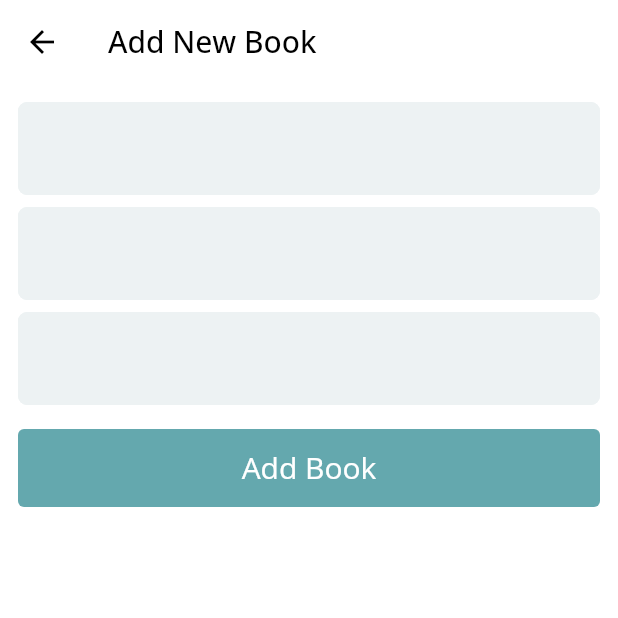
After one commit to arpit-d/book_trakr, a Flutter app: the AddBookView screen opened directly, after a tap on "Add Book", on a phone screen of 412 x 824 dp, the top half of it. The commit adds this screen. Run offline on Flutter 3.47's test engine with Material 2 defaults, Android fonts, the phone set to English and light mode, and no system bars; our stand-ins replace bloc, cloud_firestore, equatable, firebase_auth, firebase_core, flutter_bloc and 4 more; missing offline and left inert: flow_builder; accounts and stored records are empty.

Commit message:
linked adding books manually to firebase DB

```diff
--- /dev/null
+++ b/lib/data/provider/firebase_db_client.dart
@@ -0,0 +1,11 @@
+import 'package:book_tracker/features/edit_book/model/book_model.dart';
+import 'package:cloud_firestore/cloud_firestore.dart';
+
+import '../../features/edit_book/model/book_model.dart';
+
+class FirebaseDbClient {
+  final FirebaseFirestore _firebaseDatabase = FirebaseFirestore.instance;
+
+  Future<void> addBook(BookModel book) =>
+      _firebaseDatabase.collection('BooksList').add(book.toMap());
+}
--- a/lib/data/repository/database_repository.dart
+++ /dev/null
@@ -1,7 +0,0 @@
-import 'package:cloud_firestore/cloud_firestore.dart';
-
-class DatabaseRepository {
-  final FirebaseFirestore _firebaseDatabase;
-
-  DatabaseRepository(this._firebaseDatabase);
-}
--- /dev/null
+++ b/lib/features/edit_book/bloc/edit_book_bloc.dart
@@ -0,0 +1,36 @@
+import 'package:bloc/bloc.dart';
+import 'package:book_tracker/features/edit_book/model/book_model.dart';
+import 'package:book_tracker/features/edit_book/repository/book_repository.dart';
+import 'package:equatable/equatable.dart';
+
+part 'edit_book_event.dart';
+part 'edit_book_state.dart';
+
+class EditBookBloc extends Bloc<EditBookEvent, EditBookState> {
+  final BookRepository _bookRepository;
+
+  EditBookBloc({required BookRepository bookRepository})
+      : _bookRepository = bookRepository,
+        super(const EditBookState(title: '', authors: '')) {
+    on<EditBookTitleChanged>(_onTitleChanged);
+    on<EditBookAuthorsChanged>(_onBookAuthorsChanged);
+    on<EditBookSubmitted>(_onBookSubmitted);
+  }
+  void _onTitleChanged(
+      EditBookTitleChanged event, Emitter<EditBookState> emit) {
+    emit(state.copyWith(title: event.title));
+  }
+
+  void _onBookAuthorsChanged(
+      EditBookAuthorsChanged event, Emitter<EditBookState> emit) {
+    emit(state.copyWith(authors: event.authors));
+  }
+
+  Future<void> _onBookSubmitted(
+      EditBookSubmitted event, Emitter<EditBookState> emit) async {
+    try {
+      _bookRepository
+          .addBook(BookModel(title: state.title, authors: state.authors));
+    } catch (e) {}
+  }
+}
--- /dev/null
+++ b/lib/features/edit_book/bloc/edit_book_event.dart
@@ -0,0 +1,32 @@
+part of 'edit_book_bloc.dart';
+
+abstract class EditBookEvent extends Equatable {
+  const EditBookEvent();
+
+  @override
+  List<Object> get props => [];
+}
+
+class EditBookTitleChanged extends EditBookEvent {
+  final String title;
+
+  const EditBookTitleChanged(this.title);
+
+  @override
+  List<Object> get props => [title];
+}
+
+class EditBookAuthorsChanged extends EditBookEvent {
+  final String authors;
+
+  const EditBookAuthorsChanged(this.authors);
+
+  @override
+  List<Object> get props => [authors];
+}
+
+class EditBookSubmitted extends EditBookEvent {
+  const EditBookSubmitted();
+  @override
+  List<Object> get props => [];
+}
--- /dev/null
+++ b/lib/features/edit_book/bloc/edit_book_state.dart
@@ -0,0 +1,23 @@
+part of 'edit_book_bloc.dart';
+
+class EditBookState extends Equatable {
+  final String title;
+  final String authors;
+
+  const EditBookState({
+    required this.title,
+    required this.authors,
+  });
+  @override
+  List<Object?> get props => [title, authors];
+
+  EditBookState copyWith({
+    String? title,
+    String? authors,
+  }) {
+    return EditBookState(
+      title: title ?? this.title,
+      authors: authors ?? this.authors,
+    );
+  }
+}
--- /dev/null
+++ b/lib/features/edit_book/model/book_model.dart
@@ -0,0 +1,76 @@
+// ignore_for_file: public_member_api_docs, sort_constructors_first
+// To parse this JSON data, do
+//
+//     final bookModel = bookModelFromJson(jsonString);
+
+import 'dart:convert';
+
+import 'package:equatable/equatable.dart';
+
+class BookModel extends Equatable {
+  final String? id;
+  final String title;
+  final String authors;
+  final String? key;
+
+  const BookModel({
+    this.id,
+    required this.title,
+    required this.authors,
+    this.key,
+  });
+
+  // factory BookModel.fromJson(Map<String, dynamic> json) => BookModel(
+  //       title: json["title"],
+  //       authors: json["authors"],
+  //       key: json["key"],
+  //     );
+
+  // Map<String, dynamic> toJson() => {
+  //       "title": title,
+  //       "authors": authors,
+  //       "key": key,
+  //     };
+
+  BookModel copyWith({
+    String? id,
+    String? title,
+    String? authors,
+    String? key,
+  }) {
+    return BookModel(
+      id: id ?? this.id,
+      title: title ?? this.title,
+      authors: authors ?? this.authors,
+      key: key ?? this.key,
+    );
+  }
+
+  Map<String, dynamic> toMap() {
+    return <String, dynamic>{
+      'title': title,
+      'authors': authors,
+      'key': key,
+    };
+  }
+
+  factory BookModel.fromMap(Map<String, dynamic> map) {
+    return BookModel(
+      id: map['id'] as String,
+      title: map['title'] as String,
+      authors: map['authors'] as String,
+      key: map['key'] != null ? map['key'] as String : null,
+    );
+  }
+
+  String toJson() => json.encode(toMap());
+
+  factory BookModel.fromJson(String source) =>
+      BookModel.fromMap(json.decode(source) as Map<String, dynamic>);
+
+  @override
+  bool get stringify => true;
+
+  @override
+  List<Object> get props => [title, authors];
+}
--- /dev/null
+++ b/lib/features/edit_book/repository/book_repository.dart
@@ -0,0 +1,13 @@
+import 'package:book_tracker/data/provider/firebase_db_client.dart';
+import 'dart:async';
+
+import '../model/book_model.dart';
+
+class BookRepository {
+  final FirebaseDbClient _firebaseDbClient;
+
+  BookRepository({FirebaseDbClient? firebaseDbClient})
+      : _firebaseDbClient = firebaseDbClient ?? FirebaseDbClient();
+
+  Future<void> addBook(BookModel book) => _firebaseDbClient.addBook(book);
+}
--- /dev/null
+++ b/lib/features/edit_book/view/add_book/add_book_form.dart
@@ -0,0 +1,44 @@
+import 'package:book_tracker/app/core/gaps.dart';
+import 'package:book_tracker/features/widgets/square_button.dart';
+import 'package:flutter/material.dart';
+import 'package:flutter_bloc/flutter_bloc.dart';
+
+import '../../bloc/edit_book_bloc.dart';
+
+class AddBookForm extends StatelessWidget {
+  const AddBookForm({Key? key}) : super(key: key);
+  static final _formKey = GlobalKey<FormState>();
+
+  @override
+  Widget build(BuildContext context) {
+    return BlocBuilder<EditBookBloc, EditBookState>(
+      builder: (context, state) {
+        return Form(
+          key: _formKey,
+          child: Column(
+            children: [
+              TextFormField(
+                onChanged: (val) => BlocProvider.of<EditBookBloc>(context)
+                    .add(EditBookTitleChanged(val)),
+              ),
+              gapH8,
+              TextFormField(
+                onChanged: (val) => BlocProvider.of<EditBookBloc>(context)
+                    .add(EditBookAuthorsChanged(val)),
+              ),
+              gapH8,
+              TextFormField(),
+              gapH16,
+              SquareButton(
+                title: 'Add Book',
+                onPressed: () => BlocProvider.of<EditBookBloc>(context)
+                    .add(const EditBookSubmitted()),
+                isDisabled: false,
+              ),
+            ],
+          ),
+        );
+      },
+    );
+  }
+}
--- /dev/null
+++ b/lib/features/edit_book/view/add_book/add_book_view.dart
@@ -0,0 +1,27 @@
+import 'package:book_tracker/features/edit_book/bloc/edit_book_bloc.dart';
+import 'package:book_tracker/features/edit_book/repository/book_repository.dart';
+import 'package:flutter/material.dart';
+import 'package:flutter_bloc/flutter_bloc.dart';
+
+import 'add_book_form.dart';
+
+class AddBookView extends StatelessWidget {
+  const AddBookView({Key? key}) : super(key: key);
+  static Page page() => const MaterialPage<void>(child: AddBookView());
+
+  @override
+  Widget build(BuildContext context) {
+    return Scaffold(
+      appBar: AppBar(
+        title: const Text('Add New Book'),
+      ),
+      body: BlocProvider(
+        create: (_) => EditBookBloc(bookRepository: BookRepository()),
+        child: const Padding(
+          padding: EdgeInsets.all(12.0),
+          child: AddBookForm(),
+        ),
+      ),
+    );
+  }
+}
--- a/lib/main.dart
+++ b/lib/main.dart
@@ -5,22 +5,25 @@ import 'package:book_tracker/app/core/app_theme.dart';
 import 'package:book_tracker/app_observer.dart';
 
 import 'package:book_tracker/data/repository/auth_repository.dart';
+import 'package:book_tracker/features/home_page/home_page_view.dart';
 import 'package:firebase_core/firebase_core.dart';
 import 'package:flow_builder/flow_builder.dart';
 import 'package:flutter/material.dart';
+import 'package:flutter/services.dart';
 import 'package:flutter_bloc/flutter_bloc.dart';
 
 import 'features/authentication/auth_view.dart';
-import 'features/home_page/home_page_view.dart';
+
+import 'features/edit_book/view/add_book/add_book_view.dart';
 
 Future<void> main() {
-  // SystemChrome.setSystemUIOverlayStyle(const SystemUiOverlayStyle(
-  //   statusBarColor: Colors.transparent,
-  //   systemNavigationBarColor: Colors.black, // navigation bar color
-  //   statusBarIconBrightness: Brightness.dark, // status bar icons' color
-  //   systemNavigationBarIconBrightness:
-  //       Brightness.dark, // transparent status bar
-  // ));
+  SystemChrome.setSystemUIOverlayStyle(const SystemUiOverlayStyle(
+    statusBarColor: Colors.transparent,
+    systemNavigationBarColor: Colors.black, // navigation bar color
+    statusBarIconBrightness: Brightness.dark, // status bar icons' color
+    systemNavigationBarIconBrightness:
+        Brightness.dark, // transparent status bar
+  ));
   return BlocOverrides.runZoned(
     () async {
       // Since Firebase needs to call native code before to be initialized, this line of code makes sure
```
